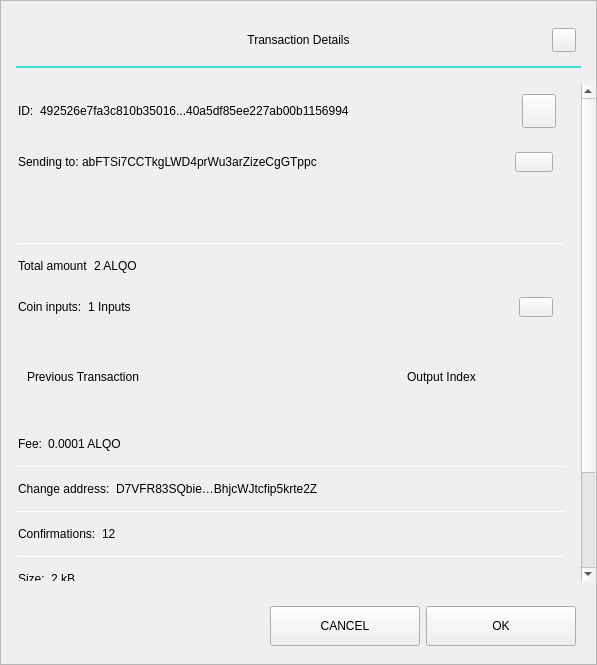
Before: the Qt Designer form src/qt/forms/sendconfirmdialog.ui in eons-finance/ALQO, drawn with Qt 5.
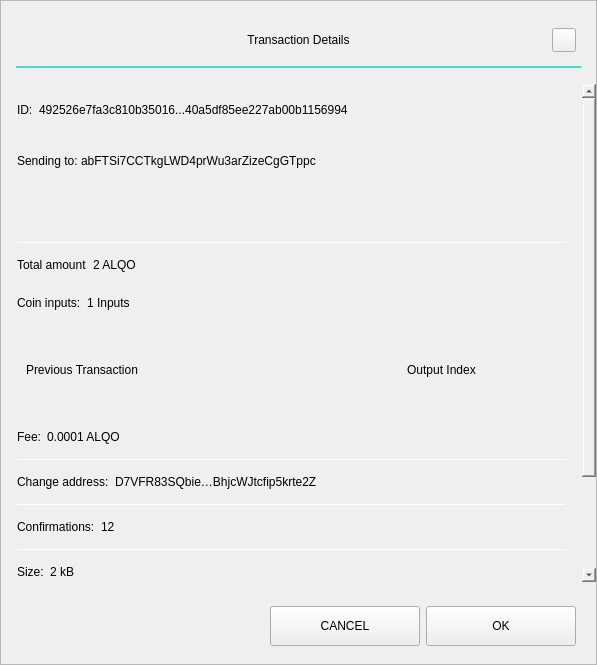
After: the same form once the commit is applied.

Diff of the .ui file:
```diff
--- a/src/qt/forms/sendconfirmdialog.ui
+++ b/src/qt/forms/sendconfirmdialog.ui
@@ -187,6 +187,9 @@
           <height>0</height>
          </size>
         </property>
+        <property name="styleSheet">
+         <string notr="true">border:none;</string>
+        </property>
         <layout class="QVBoxLayout" name="verticalLayout_4">
          <property name="leftMargin">
           <number>0</number>
@@ -221,8 +224,8 @@
              <rect>
               <x>0</x>
               <y>0</y>
-              <width>579</width>
-              <height>652</height>
+              <width>581</width>
+              <height>649</height>
              </rect>
             </property>
             <property name="autoFillBackground">
@@ -396,8 +399,8 @@
                     <rect>
                      <x>0</x>
                      <y>0</y>
-                     <width>545</width>
-                     <height>48</height>
+                     <width>549</width>
+                     <height>50</height>
                     </rect>
                    </property>
                    <property name="styleSheet">
```
